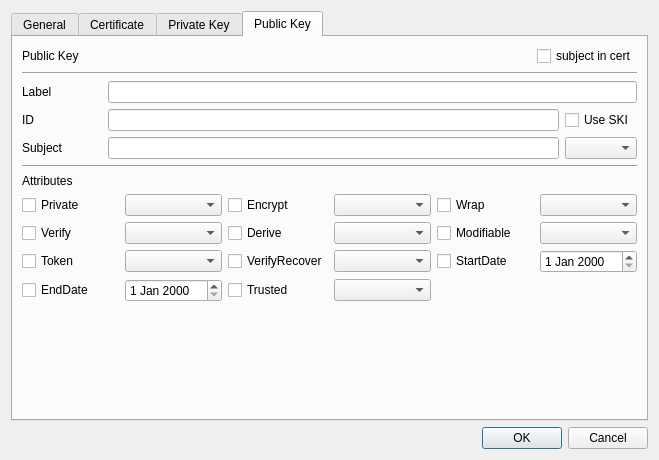
jykim74/CryptokiMan, file CryptokiMan/import_pfx_dlg.ui: the form before one commit.
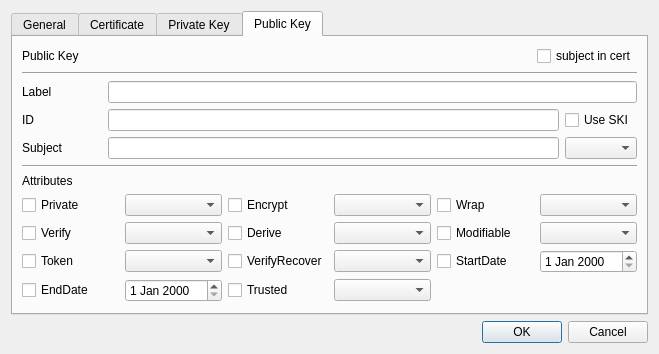
The form after the commit.

```diff
--- a/CryptokiMan/import_pfx_dlg.ui
+++ b/CryptokiMan/import_pfx_dlg.ui
@@ -7,7 +7,7 @@
     <x>0</x>
     <y>0</y>
     <width>659</width>
-    <height>460</height>
+    <height>341</height>
    </rect>
   </property>
   <property name="windowTitle">
```
